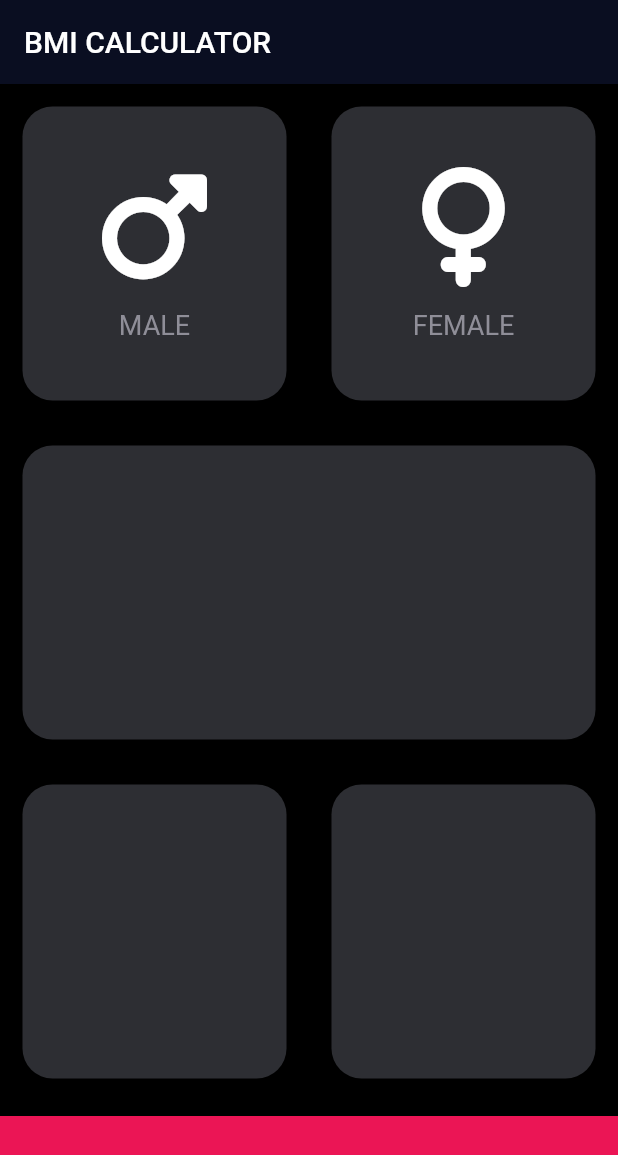
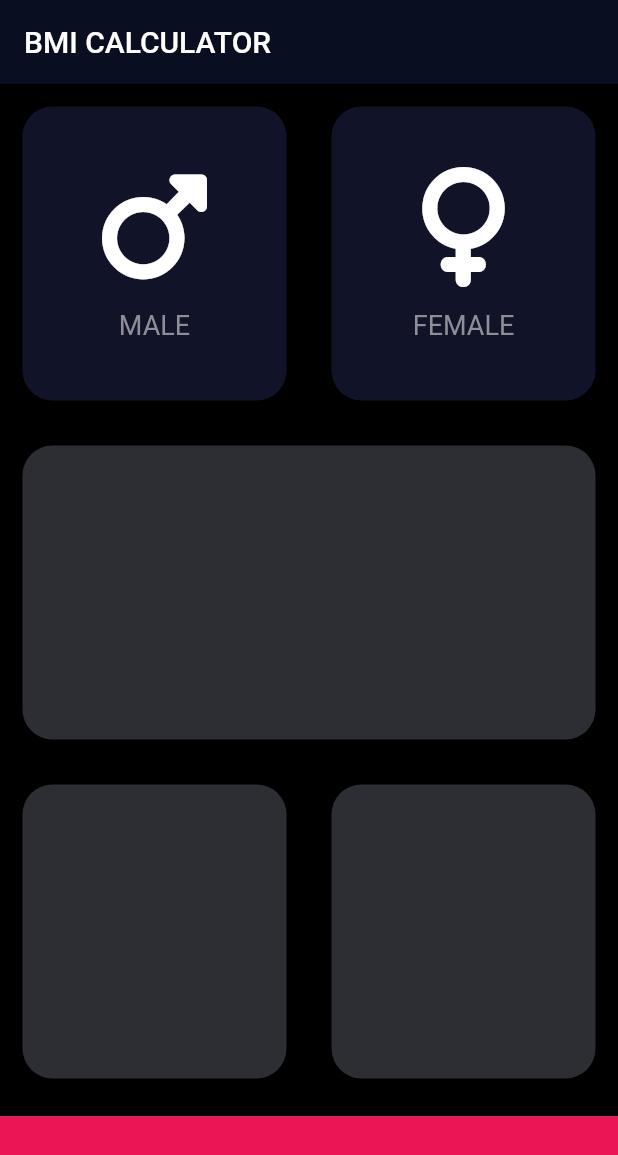
Before and after one commit to ferparrios/bmi_calculator, a Flutter app: the screen it shows after launch, on a phone screen of 412 x 824 dp. Shown: the top 1155 px of the screen. Run offline on Flutter 3.47's test engine with Material 2 defaults, Android fonts, the phone set to English and light mode, and no system bars; our stand-ins replace font_awesome_flutter.

```diff
--- a/lib/main.dart
+++ b/lib/main.dart
@@ -2,16 +2,18 @@ import 'package:bmi_calculator/screens/input_screen.dart';
 import 'package:bmi_calculator/theme/app_theme.dart';
 import 'package:flutter/material.dart';
 
-void main() => runApp(BmiCalculator());
+void main() => runApp(const BmiCalculator());
 
 class BmiCalculator extends StatelessWidget {
+  const BmiCalculator({super.key});
+
   @override
   Widget build(BuildContext context) {
     return MaterialApp(
       debugShowCheckedModeBanner: false,
       theme: AppTheme.darkTheme,
       title: 'BMI Calculator',
-      home: InputScreen()
+      home: const InputScreen()
     );
   }
 }
--- a/lib/screens/input_screen.dart
+++ b/lib/screens/input_screen.dart
@@ -6,10 +6,39 @@ import '../widgets/custom_icon_container.dart';
 
 const bottomContainerHeight = 80.0;
 const activeCardColor = Color(0xff2d2e33);
+const inactivateColor = Color(0xff111328);
 const bottomContainerColor = Color(0xFFEB1555);
 
-class InputScreen extends StatelessWidget {
+class InputScreen extends StatefulWidget {
   const InputScreen({super.key});
+
+  @override
+  State<InputScreen> createState() => _InputScreenState();
+}
+
+class _InputScreenState extends State<InputScreen> {
+
+  Color maleCardColor = inactivateColor;
+  Color femaleCardColor = inactivateColor;
+  // 1 = male, 2 = female
+  void updateColor(int gender){
+    if (gender == 1) {
+      if (maleCardColor == inactivateColor) {
+        maleCardColor = activeCardColor;
+        femaleCardColor = inactivateColor;
+      }else{
+        maleCardColor = inactivateColor;
+      }
+    }
+    if (gender == 2) {
+      if (femaleCardColor == inactivateColor) {
+        femaleCardColor = activeCardColor;
+        maleCardColor = inactivateColor;
+      }else{
+        femaleCardColor = inactivateColor;
+      }
+    }
+  }
 
   @override
   Widget build(BuildContext context) {
@@ -21,10 +50,17 @@ class InputScreen extends StatelessWidget {
         children: [
           Expanded(
             child: Row(
-              children: const [
-                CardContainer(
-                  color: activeCardColor,
-                  cardChild: CustomIconContainer(
+              children:  [
+                Expanded(
+                  child: GestureDetector(
+                    onTap: () {
+                      setState(() {
+                        updateColor(1);
+                      });
+                    },
+                    child: CardContainer(
+                      color: maleCardColor,
+                      cardChild: const CustomIconContainer(
                         icon: FaIcon(
                           FontAwesomeIcons.mars,
                           size: 80,
@@ -32,14 +68,25 @@ class InputScreen extends StatelessWidget {
                         text: 'MALE',
                       ),
                     ),
-                CardContainer(
-                  color: activeCardColor,
-                  cardChild: CustomIconContainer(
+                  ),
+                ),
+                Expanded(
+                  child: GestureDetector(
+                    onTap: () {
+                      setState(() {
+                        updateColor(2);
+                      });
+                    },
+                    child: CardContainer(
+                      color: femaleCardColor,
+                      cardChild: const CustomIconContainer(
                         icon: FaIcon(
                           FontAwesomeIcons.venus,
                           size: 80,
                         ),
                         text: 'FEMALE',
+                      ),
+                    ),
                   ),
                 )
               ],
```
Also changed, not shown: 1 other file. Lines whose indentation alone changed are shown as unchanged.
